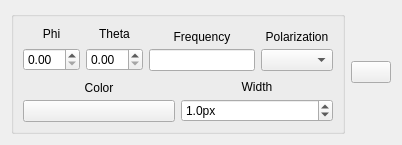
The window that pychamber/app/ui/rect_trace_settings.ui (PyChamber/PyChamber) describes before a commit, drawn with Qt 5.
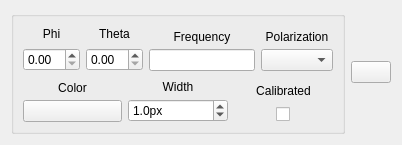
The same window after the commit. Custom widgets are drawn as their Qt base class.

Commit message: Add calibrated plotting capability

Diff of the .ui file:
```diff
--- a/pychamber/app/ui/rect_trace_settings.ui
+++ b/pychamber/app/ui/rect_trace_settings.ui
@@ -28,7 +28,7 @@
      <property name="alignment">
       <set>Qt::AlignCenter</set>
      </property>
-     <layout class="QVBoxLayout" name="verticalLayout">
+     <layout class="QVBoxLayout" name="verticalLayout_2">
       <item>
        <layout class="QHBoxLayout" name="horizontalLayout">
         <item>
@@ -209,6 +209,39 @@
           </item>
          </layout>
         </item>
+        <item>
+         <layout class="QVBoxLayout" name="verticalLayout" stretch="0,0">
+          <property name="spacing">
+           <number>2</number>
+          </property>
+          <property name="bottomMargin">
+           <number>0</number>
+          </property>
+          <item>
+           <widget class="QLabel" name="label_4">
+            <property name="text">
+             <string>Calibrated</string>
+            </property>
+            <property name="alignment">
+             <set>Qt::AlignCenter</set>
+            </property>
+           </widget>
+          </item>
+          <item alignment="Qt::AlignHCenter">
+           <widget class="QCheckBox" name="calibrated_checkbox">
+            <property name="sizePolicy">
+             <sizepolicy hsizetype="Expanding" vsizetype="Fixed">
+              <horstretch>0</horstretch>
+              <verstretch>0</verstretch>
+             </sizepolicy>
+            </property>
+            <property name="text">
+             <string/>
+            </property>
+           </widget>
+          </item>
+         </layout>
+        </item>
        </layout>
       </item>
      </layout>
```
The commit also changes 12 other files.
